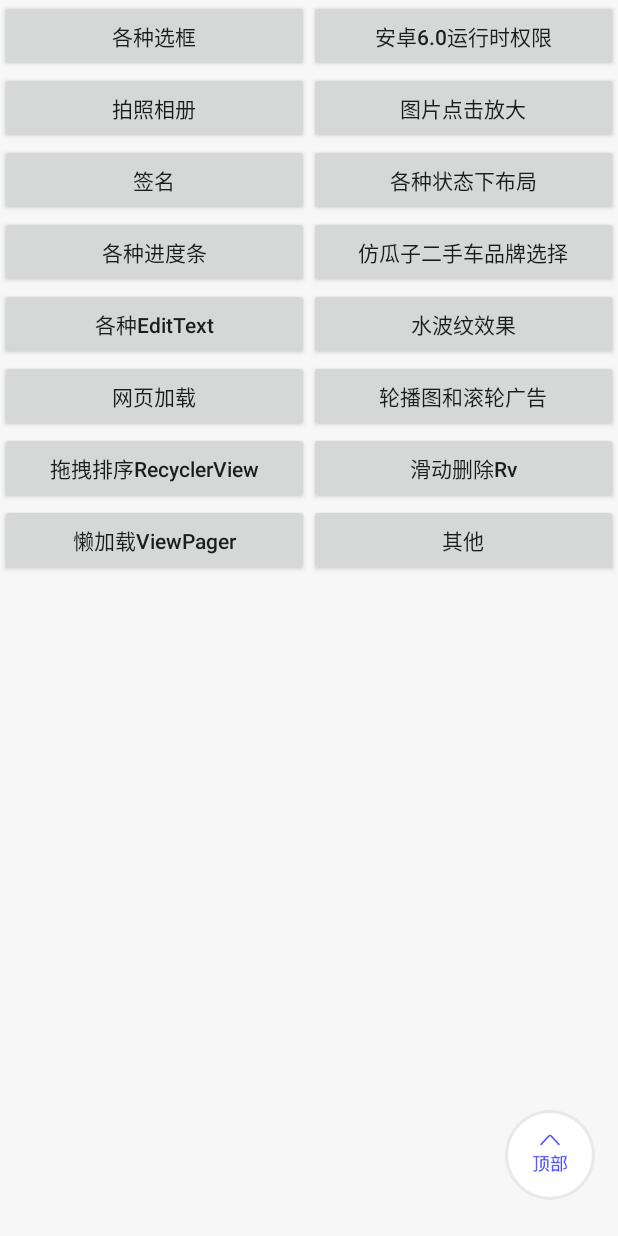
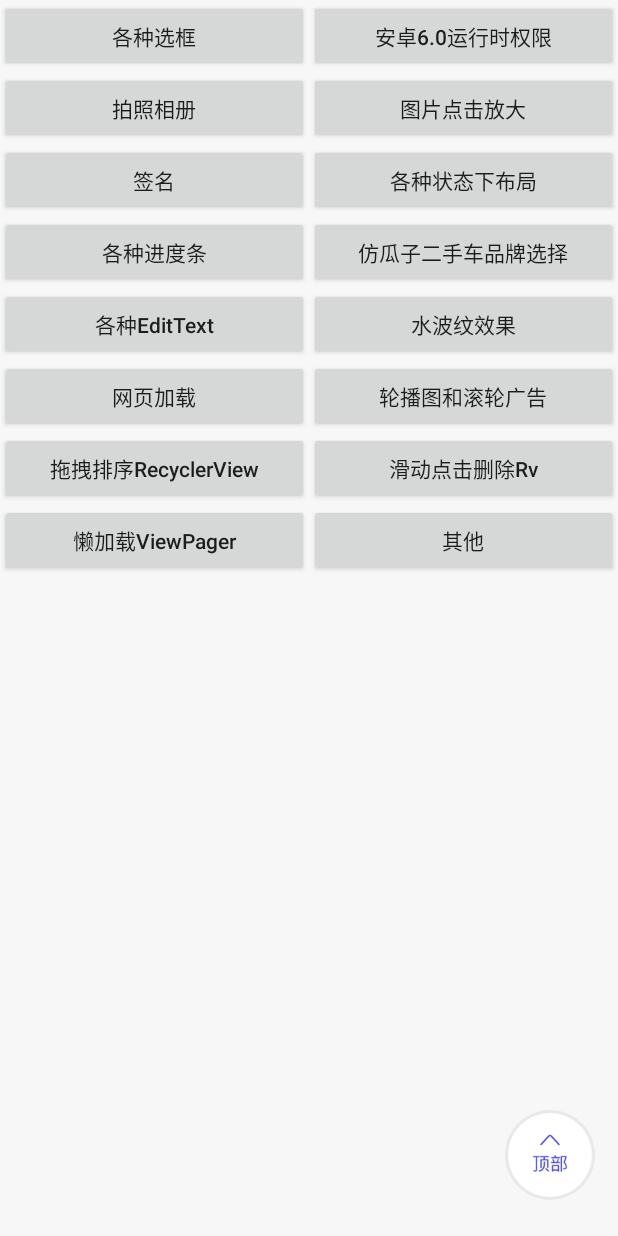
Before and after one commit to ChrisLeeLcx/CpLibrary, an Android app: the screen it shows after launch (MainActivity), on a phone screen of 412 x 824 dp. Run offline under Robolectric (Android 15) with nearby library versions, the phone set to English and light mode, and no system bars.

Commit message:
滑动删除bug修改

```diff
--- a/app/src/main/AndroidManifest.xml
+++ b/app/src/main/AndroidManifest.xml
@@ -34,7 +34,6 @@
         <activity android:name=".ui.activity.OtherActivity" />
         <activity android:name=".ui.activity.DragSortRvActivity" />
         <activity android:name=".ui.activity.SlideMenuActivity" />
-        <activity android:name=".ui.activity.SlideDeleteRvActivity" />
         <activity android:name=".ui.activity.OrderActivity"></activity>
     </application>
 
--- a/app/src/main/java/com/lee/cplibrary/ui/activity/DragSortRvActivity.java
+++ b/app/src/main/java/com/lee/cplibrary/ui/activity/DragSortRvActivity.java
@@ -1,7 +1,6 @@
 package com.lee.cplibrary.ui.activity;
 
 import android.app.Activity;
-import android.os.Bundle;
 import android.support.v7.widget.GridLayoutManager;
 import android.support.v7.widget.RecyclerView;
 import android.view.View;
@@ -17,7 +16,7 @@ import com.lee.cplibrary.util.BitmapUtils;
 import java.util.ArrayList;
 import java.util.List;
 
-import cn.lee.cplibrary.widget.recycler.RvDragSortItemTouchHelper;
+import cn.lee.cplibrary.widget.recycler.help.RvDragSortItemTouchHelper;
 
 public class DragSortRvActivity extends SwipeBackActivity {
 
--- a/app/src/main/java/com/lee/cplibrary/ui/activity/MainActivity.java
+++ b/app/src/main/java/com/lee/cplibrary/ui/activity/MainActivity.java
@@ -46,7 +46,7 @@ public class MainActivity extends AppCompatActivity {
         totalList.add(new ActivityBean("网页加载", BaseWebViewActivity.class));
         totalList.add(new ActivityBean("轮播图和滚轮广告", RollPagerActivity.class));
         totalList.add(new ActivityBean("拖拽排序RecyclerView", DragSortRvActivity.class));
-        totalList.add(new ActivityBean("滑动删除Rv", SlideMenuActivity.class));
+        totalList.add(new ActivityBean("滑动点击删除Rv", SlideMenuActivity.class));
         totalList.add(new ActivityBean("懒加载ViewPager", OrderActivity.class));
         totalList.add(new ActivityBean("其他", OtherActivity.class));
     }
--- a/cplibrary/src/main/java/cn/lee/cplibrary/widget/recycler/OnRecyclerItemClickListener.java
+++ b/cplibrary/src/main/java/cn/lee/cplibrary/widget/recycler/help/OnRecyclerItemClickListener.java
@@ -1,4 +1,4 @@
-package cn.lee.cplibrary.widget.recycler;
+package cn.lee.cplibrary.widget.recycler.help;
 
 import android.support.v4.view.GestureDetectorCompat;
 import android.support.v7.widget.RecyclerView;
--- a/cplibrary/src/main/java/cn/lee/cplibrary/widget/recycler/RvDragSortItemTouchHelper.java
+++ b/cplibrary/src/main/java/cn/lee/cplibrary/widget/recycler/help/RvDragSortItemTouchHelper.java
@@ -1,4 +1,4 @@
-package cn.lee.cplibrary.widget.recycler;
+package cn.lee.cplibrary.widget.recycler.help;
 
 import android.app.Activity;
 import android.app.Service;
```
Also changed, not shown: app/src/main/java/com/lee/cplibrary/ui/activity/SlideDeleteRvActivity.java (deleted, +0 -43 lines).
